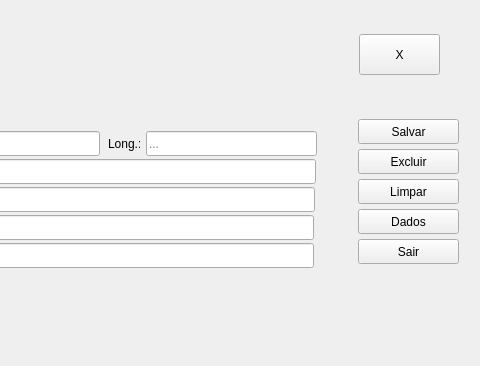
jaquelinnelimahotmail-lang/MEmissoes, file src/view/gui_principal.ui: the form before one commit; both pictures show x 320 to 800 and y 0 to 366 of the 800 by 600 pixel window.
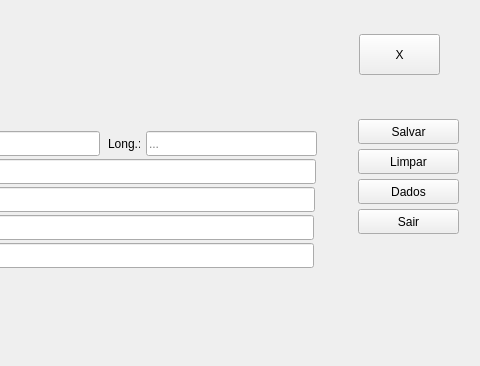
The form after the commit. The open tabs and pages were chosen to show the change. Icons and pictures are not drawn.

What changed in the file:
```diff
--- a/src/view/gui_principal.ui
+++ b/src/view/gui_principal.ui
@@ -520,24 +520,11 @@
          <string>Salvar</string>
         </property>
        </widget>
-       <widget class="QPushButton" name="pushButtonCadastrosExcluir">
-        <property name="geometry">
-         <rect>
-          <x>10</x>
-          <y>40</y>
-          <width>101</width>
-          <height>25</height>
-         </rect>
-        </property>
-        <property name="text">
-         <string>Excluir</string>
-        </property>
-       </widget>
        <widget class="QPushButton" name="pushButtonCadastrosLimpar">
         <property name="geometry">
          <rect>
           <x>10</x>
-          <y>70</y>
+          <y>40</y>
           <width>101</width>
           <height>25</height>
          </rect>
@@ -550,7 +537,7 @@
         <property name="geometry">
          <rect>
           <x>10</x>
-          <y>130</y>
+          <y>100</y>
           <width>101</width>
           <height>25</height>
          </rect>
@@ -563,7 +550,7 @@
         <property name="geometry">
          <rect>
           <x>10</x>
-          <y>100</y>
+          <y>70</y>
           <width>101</width>
           <height>25</height>
          </rect>
```
Left out of the diff: 5 changed lines with no effect on the pictures.
